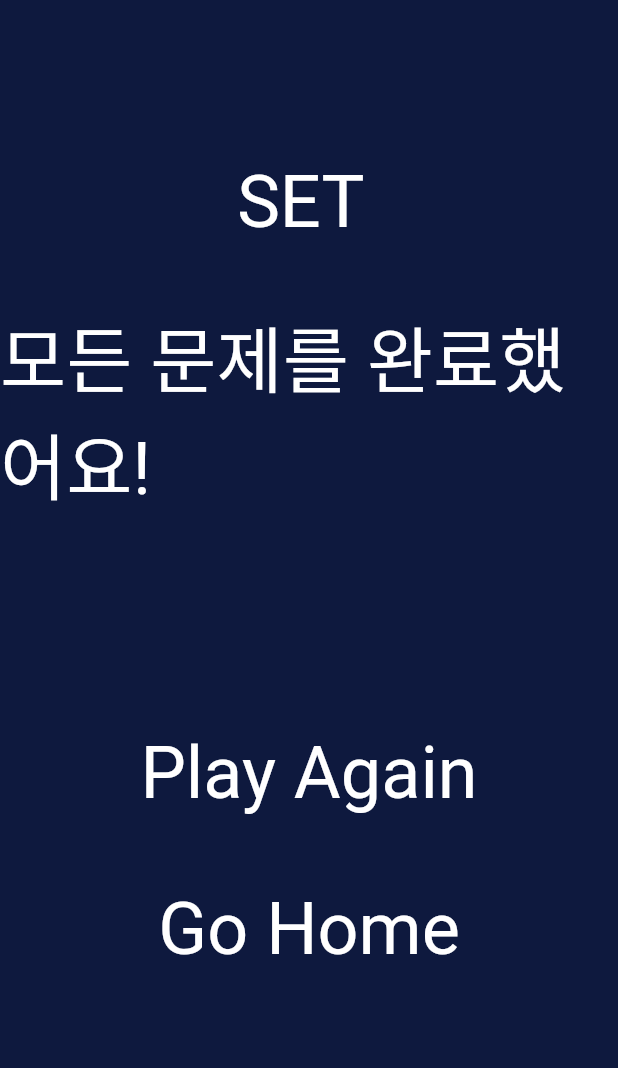
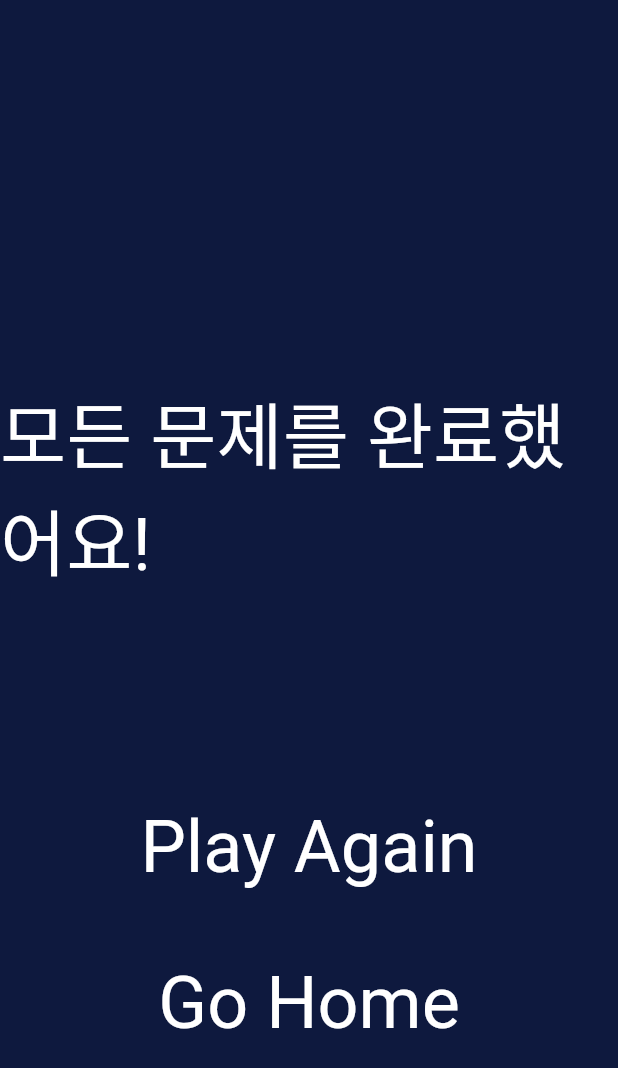
Before and after one commit to minchanpark/heaven_of_mt, a Flutter app: the GameOver screen opened directly with empty values, on a phone screen of 412 x 824 dp. Shown: the top 1068 px of the screen. Run offline on Flutter 3.47's test engine with Material 2 defaults, Android fonts, the phone set to English and light mode, and no system bars; our stand-ins replace flutter_card_swiper; Roboto replaces fonts that are missing (Pretendard).

Commit message:
edit files

```diff
--- a/lib/gameover.dart
+++ b/lib/gameover.dart
@@ -1,11 +1,9 @@
 // ignore_for_file: prefer_const_constructors
 
 import 'package:flutter/material.dart';
-import 'package:testes/four/Gamepage_four.dart';
 import 'package:testes/main.dart';
 
 import 'brand/SetPage_brand.dart';
-import 'choi/Gamepage_choi.dart';
 import 'choi/SetPage_choi.dart';
 import 'four/SetPage_four.dart';
 
@@ -32,6 +30,7 @@ class _GameOverState extends State<GameOver> {
   bool _isMouseOver1 = false;
   @override
   Widget build(BuildContext context) {
+    var height = MediaQuery.of(context).size.height;
     return Scaffold(
         body: SafeArea(
       child: Container(
@@ -39,16 +38,16 @@ class _GameOverState extends State<GameOver> {
         width: double.infinity,
         child: Column(
           children: [
-            const SizedBox(height: 106),
+            SizedBox(height: height*0.191),
             Text(
-              'SET ${setNumber}',
+              setNumber,
               style: const TextStyle(
                 color: Colors.white,
                 fontWeight: FontWeight.w400,
                 fontSize: 48,
               ),
             ),
-            SizedBox(height: 40),
+            SizedBox(height: height*0.048),
             const Text(
               '모든 문제를 완료했어요!',
               style: TextStyle(
@@ -57,7 +56,7 @@ class _GameOverState extends State<GameOver> {
                 fontSize: 48,
               ),
             ),
-            const SizedBox(height: 141),
+            SizedBox(height: height*0.1695),
             MouseRegion(
               cursor: SystemMouseCursors.click, // 마우스 커서를 클릭 스타일로 설정
               onEnter: (_) {
@@ -170,7 +169,7 @@ class _GameOverState extends State<GameOver> {
                 ],
               ),
             ),
-            const SizedBox(height: 40),
+            SizedBox(height: height*0.048),
             MouseRegion(
               cursor: SystemMouseCursors.click, // 마우스 커서를 클릭 스타일로 설정
               onEnter: (_) {
```
Also changed, not shown: lib/brand/Gamepage_brand.dart (+6 -6 lines), lib/choi/Gamepage_choi.dart (+15 -1 lines).
